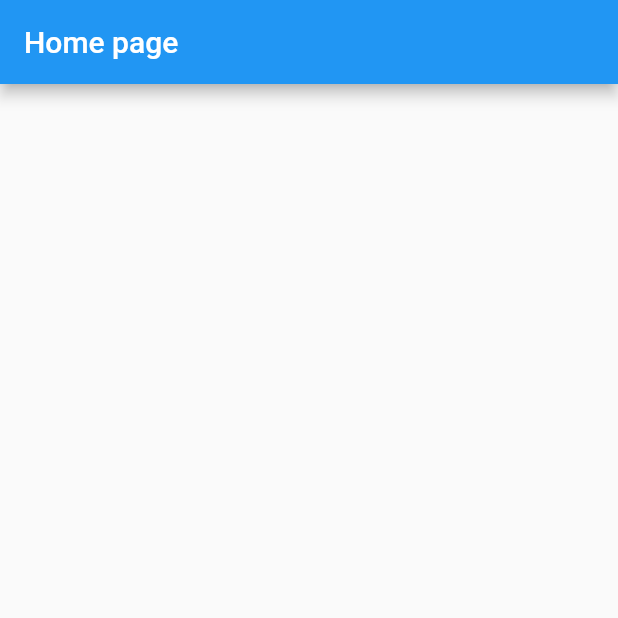
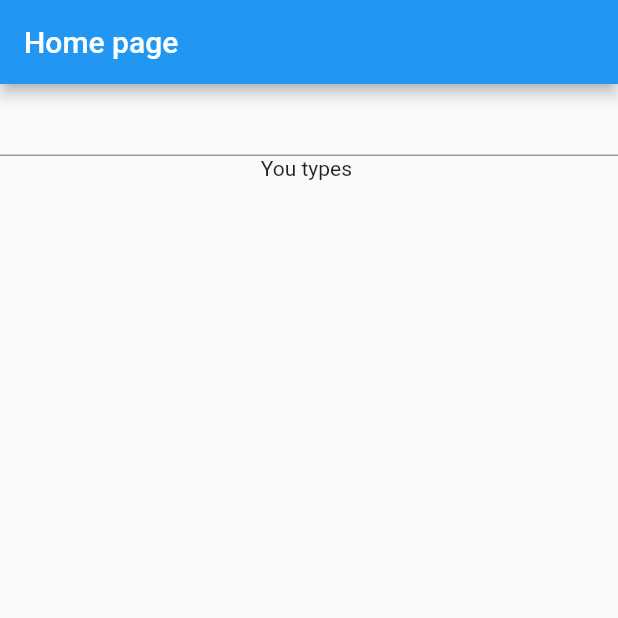
Before and after one commit to rhythmbhandari/fl_hooks, a Flutter app: the screen it shows after launch, on a phone screen of 412 x 824 dp, the top half of it. Run offline on Flutter 3.47's test engine with Material 2 defaults, Android fonts, the phone set to English and light mode, and no system bars; our stand-ins replace flutter_hooks.

Commit message:
Example 2

```diff
--- a/lib/main.dart
+++ b/lib/main.dart
@@ -20,6 +20,7 @@ class MyApp extends StatelessWidget {
     );
   }
 }
+
 class MyHomePage extends HookWidget {
   const MyHomePage({super.key, required this.title});
 
@@ -27,10 +28,30 @@ class MyHomePage extends HookWidget {
 
   @override
   Widget build(BuildContext context) {
+    final textEditingController = useTextEditingController();
+    final text = useState('');
+    useEffect(
+      () {
+        textEditingController.addListener(() {
+          text.value = textEditingController.text;
+        });
+        return null;
+      },
+      [textEditingController],
+    );
     return Scaffold(
       appBar: AppBar(
-        title: const Text('Home page',
+        title: const Text(
+          'Home page',
         ),
+      ),
+      body: Column(
+        children: [
+          TextField(
+            controller: textEditingController,
+          ),
+          Text('You types ${text.value}'),
+        ],
       ),
     );
   }
```
